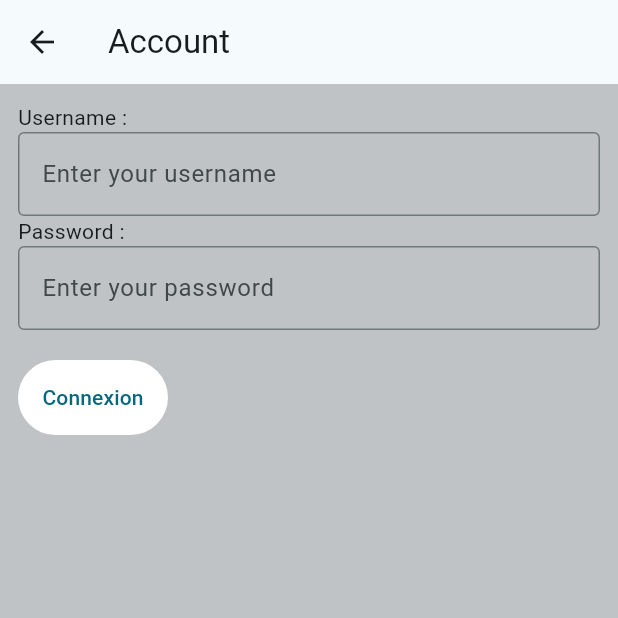
After one commit to Affell/akari-flutter, a Flutter app: the Account screen opened directly, on a phone screen of 412 x 824 dp, the top half of it. The commit adds this screen. Run offline on Flutter 3.47's test engine with Material 3 defaults, Android fonts, the phone set to English and light mode, and no system bars; our stand-ins replace curved_navigation_bar, just_audio, shared_preferences, sqflite, tuple; accounts and stored records are empty.

Commit message:
Debut page Account

```diff
--- /dev/null
+++ b/lib/views/account.dart
@@ -0,0 +1,85 @@
+import 'package:flutter/material.dart';
+import 'package:shared_preferences/shared_preferences.dart';
+
+late SharedPreferences _prefs;
+
+/*
+_saveData() async {
+  await _prefs.setString('username', username);
+  await _prefs.setString('password', password);
+}
+*/
+
+class Account extends StatefulWidget {
+  const Account({super.key});
+
+  @override
+  State<StatefulWidget> createState() => _AccountPageState();
+}
+
+class _AccountPageState extends State<Account> {
+  @override
+  void initState() {
+    super.initState();
+  }
+
+  @override
+  Widget build(BuildContext context) {
+    return SafeArea(
+      child: Scaffold(
+          appBar: AppBar(
+            title: const Text('Account'),
+            leading: IconButton(
+              icon: const Icon(Icons.arrow_back),
+              onPressed: () {
+                // TODO : Conserver les infos lors de la fermeture si la connexion a réussie
+                //_saveData();
+                Navigator.pop(context);
+              },
+            ),
+          ),
+          body: Padding(
+            padding: const EdgeInsets.all(12.0),
+            child: Column(
+              mainAxisAlignment: MainAxisAlignment.start,
+              crossAxisAlignment: CrossAxisAlignment.start,
+              children: [
+                const Text(
+                  "Username :",
+                ),
+                const TextField(
+                  decoration: InputDecoration(
+                    border: OutlineInputBorder(),
+                    hintText: 'Enter your username',
+                  ),
+                ),
+                const Text(
+                  "Password :",
+                ),
+                const TextField(
+                  decoration: InputDecoration(
+                    border: OutlineInputBorder(),
+                    hintText: 'Enter your password',
+                  ),
+                ),
+                const SizedBox(
+                  height: 20,
+                ),
+                TextButton(
+                  style: TextButton.styleFrom(
+                    backgroundColor:
+                        Colors.white, // Rendre le fond du bouton transparent
+                    padding: EdgeInsets.zero, // Supprimer le padding par défaut
+                    minimumSize: const Size(100, 50),
+                  ),
+                  onPressed: () {
+                    //TODO : Effectuer la connexion
+                  },
+                  child: const Text("Connexion"),
+                )
+              ],
+            ),
+          )),
+    );
+  }
+}
--- a/lib/views/tuto.dart
+++ b/lib/views/tuto.dart
@@ -16,12 +16,6 @@ class Tuto extends StatelessWidget {
               crossAxisAlignment: CrossAxisAlignment.start,
               mainAxisAlignment: MainAxisAlignment.start,
               children: [
-                /*
-Place light bulbs (circles) according to the following rules.
-Light bulbs may be placed in any of the white squares, the number in the square shows how many light bulbs are next to it, vertically and horizontally.
-Each light bulb illuminates from bulb to black square or outer frame in its row and column.
-Every white square must be illuminated and a light bulb can not illuminate another light bulb.
-                */
                 const Text("Objective :",
                     style:
                         TextStyle(fontSize: 22, fontWeight: FontWeight.bold)),
```
Also changed, not shown: lib/views/battle.dart (+12 -4 lines), lib/views/home.dart (+25 -4 lines).
